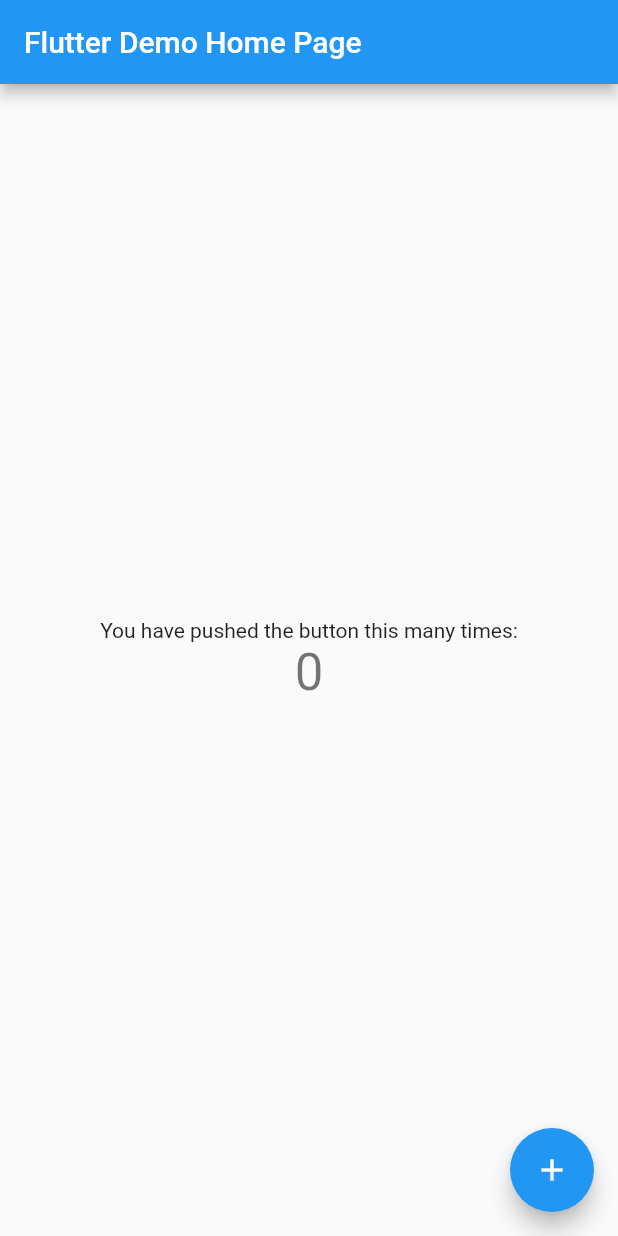
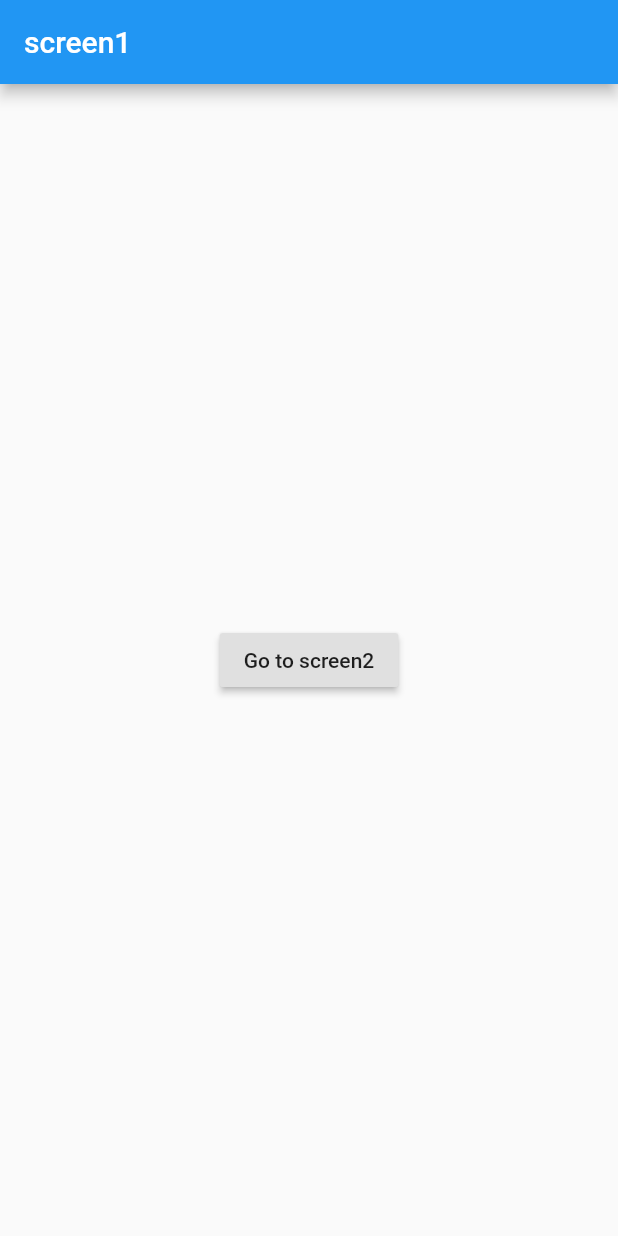
Before and after one commit to peterlauri/flutter_image_network_problem, a Flutter app: the screen it shows after launch, on a phone screen of 412 x 824 dp. Run offline on Flutter 3.47's test engine with Material 2 defaults, Android fonts, the phone set to English and light mode, and no system bars.

Commit message:
screen1 and screen2

```diff
--- a/lib/main.dart
+++ b/lib/main.dart
@@ -5,113 +5,56 @@
 }
 
 class MyApp extends StatelessWidget {
-  // This widget is the root of your application.
   @override
   Widget build(BuildContext context) {
     return MaterialApp(
       title: 'Flutter Demo',
       theme: ThemeData(
-        // This is the theme of your application.
-        //
-        // Try running your application with "flutter run". You'll see the
-        // application has a blue toolbar. Then, without quitting the app, try
-        // changing the primarySwatch below to Colors.green and then invoke
-        // "hot reload" (press "r" in the console where you ran "flutter run",
-        // or simply save your changes to "hot reload" in a Flutter IDE).
-        // Notice that the counter didn't reset back to zero; the application
-        // is not restarted.
         primarySwatch: Colors.blue,
-        // This makes the visual density adapt to the platform that you run
-        // the app on. For desktop platforms, the controls will be smaller and
-        // closer together (more dense) than on mobile platforms.
         visualDensity: VisualDensity.adaptivePlatformDensity,
       ),
-      home: MyHomePage(title: 'Flutter Demo Home Page'),
+      home: Home(),
     );
   }
 }
 
-class MyHomePage extends StatefulWidget {
-  MyHomePage({Key key, this.title}) : super(key: key);
-
-  // This widget is the home page of your application. It is stateful, meaning
-  // that it has a State object (defined below) that contains fields that affect
-  // how it looks.
-
-  // This class is the configuration for the state. It holds the values (in this
-  // case the title) provided by the parent (in this case the App widget) and
-  // used by the build method of the State. Fields in a Widget subclass are
-  // always marked "final".
-
-  final String title;
-
-  @override
-  _MyHomePageState createState() => _MyHomePageState();
-}
-
-class _MyHomePageState extends State<MyHomePage> {
-  int _counter = 0;
-
-  void _incrementCounter() {
-    setState(() {
-      // This call to setState tells the Flutter framework that something has
-      // changed in this State, which causes it to rerun the build method below
-      // so that the display can reflect the updated values. If we changed
-      // _counter without calling setState(), then the build method would not be
-      // called again, and so nothing would appear to happen.
-      _counter++;
-    });
-  }
+class Home extends StatelessWidget {
+  const Home({Key key}) : super(key: key);
 
   @override
   Widget build(BuildContext context) {
-    // This method is rerun every time setState is called, for instance as done
-    // by the _incrementCounter method above.
-    //
-    // The Flutter framework has been optimized to make rerunning build methods
-    // fast, so that you can just rebuild anything that needs updating rather
-    // than having to individually change instances of widgets.
     return Scaffold(
-      appBar: AppBar(
-        // Here we take the value from the MyHomePage object that was created by
-        // the App.build method, and use it to set our appbar title.
-        title: Text(widget.title),
-      ),
       body: Center(
-        // Center is a layout widget. It takes a single child and positions it
-        // in the middle of the parent.
-        child: Column(
-          // Column is also a layout widget. It takes a list of children and
-          // arranges them vertically. By default, it sizes itself to fit its
-          // children horizontally, and tries to be as tall as its parent.
-          //
-          // Invoke "debug painting" (press "p" in the console, choose the
-          // "Toggle Debug Paint" action from the Flutter Inspector in Android
-          // Studio, or the "Toggle Debug Paint" command in Visual Studio Code)
-          // to see the wireframe for each widget.
-          //
-          // Column has various properties to control how it sizes itself and
-          // how it positions its children. Here we use mainAxisAlignment to
-          // center the children vertically; the main axis here is the vertical
-          // axis because Columns are vertical (the cross axis would be
-          // horizontal).
-          mainAxisAlignment: MainAxisAlignment.center,
-          children: <Widget>[
-            Text(
-              'You have pushed the button this many times:',
+        child: RaisedButton(
+          onPressed: () => Navigator.of(context).push(
+            MaterialPageRoute(
+              builder: (context) => ImageScreen(),
             ),
-            Text(
-              '$_counter',
-              style: Theme.of(context).textTheme.headline4,
-            ),
-          ],
+          ),
+          child: Text(
+            'Go to screen2',
+          ),
         ),
       ),
-      floatingActionButton: FloatingActionButton(
-        onPressed: _incrementCounter,
-        tooltip: 'Increment',
-        child: Icon(Icons.add),
-      ), // This trailing comma makes auto-formatting nicer for build methods.
+      appBar: AppBar(
+        title: Text('screen1'),
+      ),
     );
   }
 }
+
+class ImageScreen extends StatelessWidget {
+  const ImageScreen({Key key}) : super(key: key);
+
+  @override
+  Widget build(BuildContext context) {
+    return Scaffold(
+      body: Center(
+        child: Image.network('https://picsum.photos/250?image=9'),
+      ),
+      appBar: AppBar(
+        title: Text('screen2'),
+      ),
+    );
+  }
+}
```
